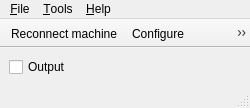
Above: plover/gui_qt/main_window.ui from morinted/plover before the change. Below: the same form after it.
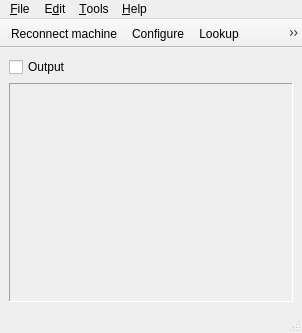
That is the form after the change. Icons and pictures are not drawn.

Commit message: gui_qt: merge dictionary manager into main window

Patch:
```diff
--- a/plover/gui_qt/main_window.ui
+++ b/plover/gui_qt/main_window.ui
@@ -9,8 +9,8 @@
    <rect>
     <x>0</x>
     <y>0</y>
-    <width>250</width>
-    <height>99</height>
+    <width>302</width>
+    <height>333</height>
    </rect>
   </property>
   <property name="minimumSize">
@@ -41,8 +41,8 @@
    </property>
    <layout class="QVBoxLayout" name="verticalLayout">
     <item>
-     <layout class="QGridLayout" name="gridLayout">
-      <item row="0" column="0">
+     <layout class="QVBoxLayout" name="verticalLayout_2">
+      <item>
        <widget class="QCheckBox" name="output">
         <property name="sizePolicy">
          <sizepolicy hsizetype="Minimum" vsizetype="Fixed">
@@ -58,6 +58,26 @@
         </property>
        </widget>
       </item>
+      <item>
+       <widget class="QScrollArea" name="scroll_area">
+        <property name="frameShape">
+         <enum>QFrame::Panel</enum>
+        </property>
+        <property name="widgetResizable">
+         <bool>true</bool>
+        </property>
+        <widget class="QWidget" name="dictionaries">
+         <property name="geometry">
+          <rect>
+           <x>0</x>
+           <y>0</y>
+           <width>482</width>
+           <height>210</height>
+          </rect>
+         </property>
+        </widget>
+       </widget>
+      </item>
      </layout>
     </item>
    </layout>
@@ -67,8 +87,8 @@
     <rect>
      <x>0</x>
      <y>0</y>
-     <width>250</width>
-     <height>19</height>
+     <width>502</width>
+     <height>25</height>
     </rect>
    </property>
    <widget class="QMenu" name="menu_File">
@@ -99,7 +119,13 @@
     </property>
     <addaction name="action_About"/>
    </widget>
+   <widget class="QMenu" name="menu_Edit">
+    <property name="title">
+     <string>E&amp;dit</string>
+    </property>
+   </widget>
    <addaction name="menu_File"/>
+   <addaction name="menu_Edit"/>
    <addaction name="menu_Tools"/>
    <addaction name="menu_Help"/>
   </widget>
@@ -122,8 +148,6 @@
    </attribute>
    <addaction name="action_Reconnect"/>
    <addaction name="action_Configure"/>
-   <addaction name="action_ManageDictionaries"/>
-   <addaction name="action_AddTranslation"/>
    <addaction name="action_Lookup"/>
    <addaction name="action_Suggestions"/>
    <addaction name="action_PaperTape"/>
@@ -184,21 +208,6 @@
     <string>Ctrl+L</string>
    </property>
   </action>
-  <action name="action_ManageDictionaries">
-   <property name="icon">
-    <iconset resource="resources/resources.qrc">
-     <normaloff>:/manager.svg</normaloff>:/manager.svg</iconset>
-   </property>
-   <property name="text">
-    <string>Manage &amp;dictionaries</string>
-   </property>
-   <property name="toolTip">
-    <string>Open the dictionaries manager.</string>
-   </property>
-   <property name="shortcut">
-    <string>Ctrl+D</string>
-   </property>
-  </action>
   <action name="action_PaperTape">
    <property name="icon">
     <iconset resource="resources/resources.qrc">
```
Left out of the diff: 23 changed lines with no effect on the pictures. The commit also changes 5 other files.
